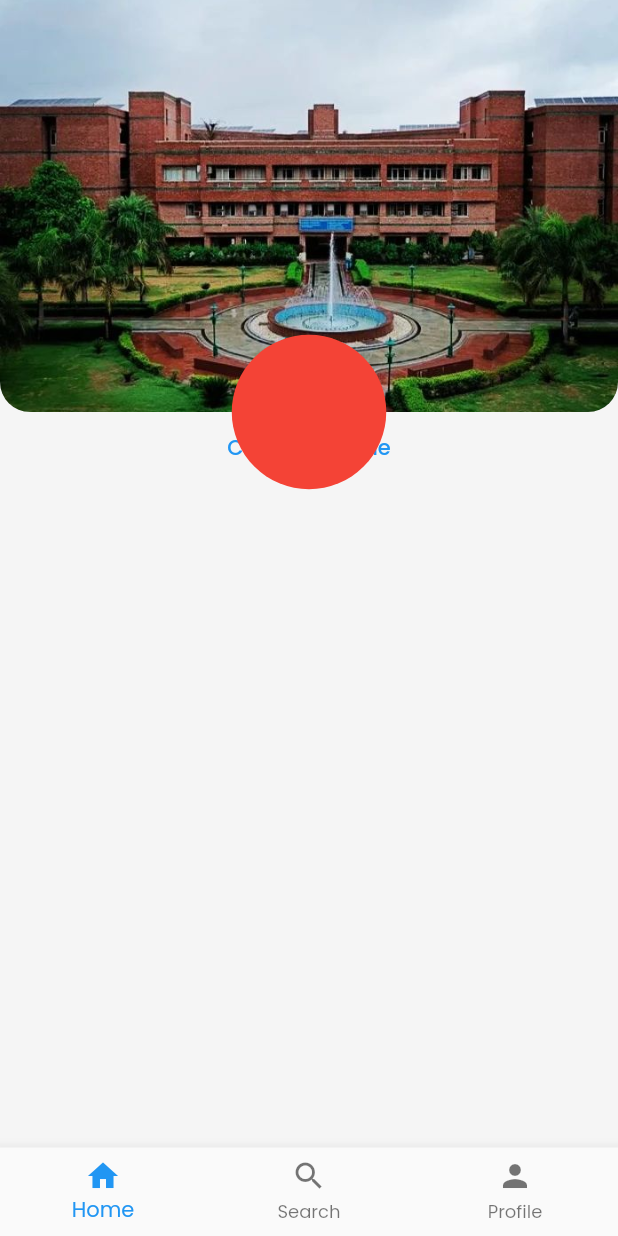
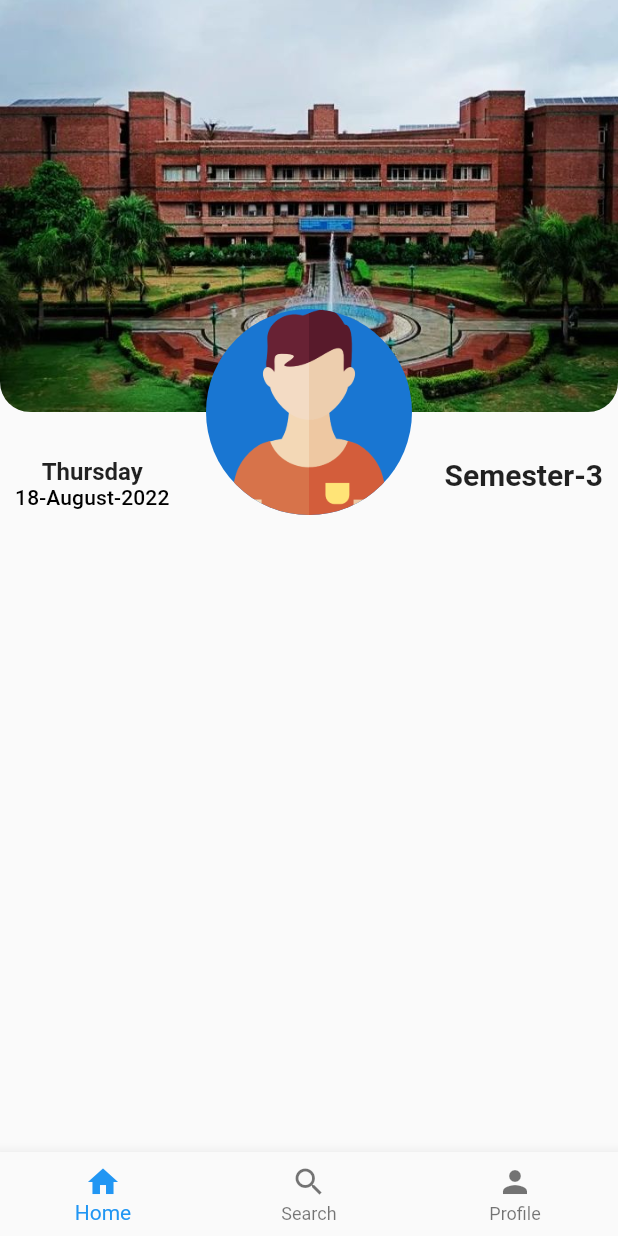
Before and after one commit to PriyanshuSharma23/nsut_clone, a Flutter app: the screen it shows after launch, on a phone screen of 412 x 824 dp. Run offline on Flutter 3.47's test engine with Material 2 defaults, Android fonts, the phone set to English and light mode, and no system bars; our stand-ins replace get, google_fonts; statements that could not run were skipped.

Commit message:
date and semester info shown

```diff
--- a/lib/screens/home_page.dart
+++ b/lib/screens/home_page.dart
@@ -1,6 +1,6 @@
 import 'package:flutter/material.dart';
-import 'package:get/instance_manager.dart';
-import 'package:nsutx/Controllers/theme_controller.dart';
+import 'package:get/get.dart';
+import 'package:nsutx/widgets/date_widget.dart';
 
 class HomePage extends StatelessWidget {
   const HomePage({Key? key}) : super(key: key);
@@ -9,10 +9,11 @@ class HomePage extends StatelessWidget {
   Widget build(BuildContext context) {
     final screenWidth = MediaQuery.of(context).size.width;
     final screenHeight = MediaQuery.of(context).size.height;
-    double avatarRadius = screenWidth / 4;
+    double avatarRadius = screenWidth / 6;
     double heroSectionHeight = screenHeight / 3;
 
     return Scaffold(
+      drawer: const Drawer(),
       body: Stack(
         children: [
           Column(
@@ -31,24 +32,34 @@ class HomePage extends StatelessWidget {
                   ),
                 ),
               ),
-              TextButton(
-                child: const Text('Change Theme'),
-                onPressed: () {
-                  Get.find<ThemeController>().toggleTheme();
-                },
+              Padding(
+                padding: const EdgeInsets.symmetric(
+                  horizontal: 10,
+                  vertical: 30,
+                ),
+                child: Row(
+                  crossAxisAlignment: CrossAxisAlignment.start,
+                  mainAxisAlignment: MainAxisAlignment.spaceBetween,
+                  children: [
+                    const Date(),
+                    Text(
+                      'Semester-3',
+                      style: Theme.of(Get.context!)
+                          .textTheme
+                          .titleLarge!
+                          .copyWith(fontWeight: FontWeight.bold),
+                    ),
+                  ],
+                ),
               )
             ],
           ),
           Positioned(
-            top: heroSectionHeight - avatarRadius / 2,
-            left: (screenWidth - avatarRadius) * 0.5,
-            child: Container(
-              height: avatarRadius,
-              width: avatarRadius,
-              decoration: const BoxDecoration(
-                color: Colors.red,
-                shape: BoxShape.circle,
-              ),
+            top: heroSectionHeight - avatarRadius,
+            left: (screenWidth) * 0.5 - avatarRadius,
+            child: CircleAvatar(
+              radius: avatarRadius,
+              backgroundImage: const AssetImage('assets/avatar.png'),
             ),
           ),
         ],
--- a/lib/theme/base_themes.dart
+++ b/lib/theme/base_themes.dart
@@ -2,6 +2,10 @@ import 'package:google_fonts/google_fonts.dart';
 
 mixin BaseTheme {
   font() {
-    return GoogleFonts.poppinsTextTheme();
+    return GoogleFonts.poppinsTextTheme().copyWith(
+      caption: GoogleFonts.montserratTextTheme().caption!.copyWith(
+            fontSize: 14,
+          ),
+    );
   }
 }
--- /dev/null
+++ b/lib/utils/day.dart
@@ -0,0 +1,42 @@
+final weekdays = {
+  0: 'Monday',
+  1: 'Tuesday',
+  2: 'Wednesday',
+  3: 'Thursday',
+  4: 'Friday',
+  5: 'Saturday',
+  6: 'Sunday',
+};
+
+final months = {
+  1: 'January',
+  2: 'February',
+  3: 'March',
+  4: 'April',
+  5: 'May',
+  6: 'June',
+  7: 'July',
+  8: 'August',
+  9: 'September',
+  10: 'October',
+  11: 'November',
+  12: 'December',
+};
+
+class Day {
+  static todaysDay() {
+    var now = DateTime.now();
+    var day = now.weekday - 1;
+    return weekdays[day];
+  }
+
+  static todaysDate() {
+    var now = DateTime.now();
+
+    final int date = now.day;
+    final String month = months[now.month]!;
+    final int year = now.year;
+
+    return '$date-$month-$year';
+  }
+}
--- /dev/null
+++ b/lib/widgets/date_widget.dart
@@ -0,0 +1,26 @@
+import 'package:flutter/material.dart';
+import 'package:get/get.dart';
+import 'package:nsutx/utils/day.dart';
+
+class Date extends StatelessWidget {
+  const Date({Key? key}) : super(key: key);
+
+  @override
+  Widget build(BuildContext context) {
+    return Column(
+      crossAxisAlignment: CrossAxisAlignment.center,
+      children: [
+        Text(
+          Day.todaysDay(),
+          style: Theme.of(Get.context!).textTheme.titleMedium!.copyWith(
+                fontWeight: FontWeight.bold,
+              ),
+        ),
+        Text(
+          Day.todaysDate(),
+          style: Theme.of(Get.context!).textTheme.titleSmall,
+        ),
+      ],
+    );
+  }
+}
--- /dev/null
+++ b/lib/widgets/icon.dart
@@ -0,0 +1,17 @@
+import 'package:flutter/material.dart';
+
+class CircleIcon extends StatelessWidget {
+  final IconData icon;
+  const CircleIcon({
+    Key? key,
+    required this.icon,
+  }) : super(key: key);
+
+  @override
+  Widget build(BuildContext context) {
+    return IconButton(
+      onPressed: () {},
+      icon: Icon(icon),
+    );
+  }
+}
```
Also changed, not shown: assets/avatar.png (renamed from assets/avataar.png).
